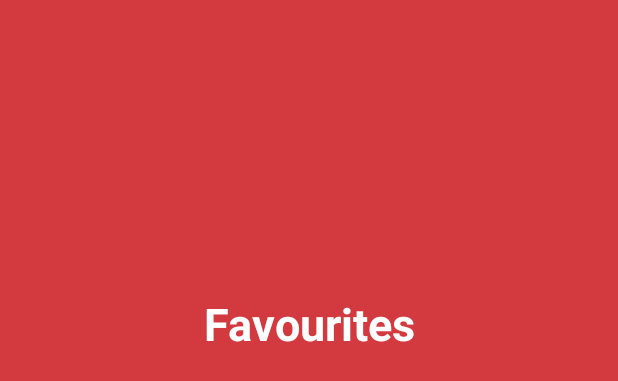
After one commit to inffeldgroup/sw2016, an Android app: the layout activity_favourite.xml on its own in the app's theme, with its tools: preview values and no code run, on a phone screen of 412 x 824 dp. The commit adds this screen. Shown: the top 381 px of the screen. Run offline under Robolectric (Android 15) with nearby library versions, the phone set to English and light mode, and no system bars.

Commit message:
[MxS MaS] Intermediate version of the favourite activity

```diff
--- a/app/src/main/AndroidManifest.xml
+++ b/app/src/main/AndroidManifest.xml
@@ -4,6 +4,7 @@
 
     <!-- Permissions -->
     <uses-permission android:name="android.permission.WRITE_EXTERNAL_STORAGE" />
+    <uses-permission android:name="android.permission.READ_EXTERNAL_STORAGE" />
 
     <application
         android:allowBackup="true"
@@ -18,7 +19,8 @@
                 <category android:name="android.intent.category.LAUNCHER" />
             </intent-filter>
         </activity>
-        <activity android:name=".FullscreenImage"></activity>
+        <activity android:name=".FullscreenImage" />
+        <activity android:name=".FavouriteActivity"></activity>
     </application>
 
 </manifest>
--- /dev/null
+++ b/app/src/main/res/layout/activity_favourite.xml
@@ -0,0 +1,43 @@
+<?xml version="1.0" encoding="utf-8"?>
+<LinearLayout xmlns:android="http://schemas.android.com/apk/res/android"
+    xmlns:tools="http://schemas.android.com/tools"
+    android:layout_width="match_parent"
+    android:layout_height="match_parent"
+    android:orientation="vertical"
+    android:paddingBottom="0dp"
+    android:paddingLeft="0dp"
+    android:paddingRight="0dp"
+    android:paddingTop="0dp"
+    tools:context="at.tugraz.inffeldgroup.dailypic.MainActivity"
+    android:background="@color/dailypic_red">
+
+    <TextView
+        android:id="@+id/textView"
+        android:layout_width="fill_parent"
+        android:layout_height="50dp"
+        android:layout_gravity="center"
+        android:gravity="center_vertical|center_horizontal"
+        android:text="@string/act_favourites_title"
+        android:textAlignment="center"
+        android:textAppearance="?android:attr/textAppearanceLarge"
+        android:textColor="#ffffff"
+        android:textIsSelectable="false"
+        android:textSize="30sp"
+        android:textStyle="bold"
+        android:layout_weight="1" />
+
+        <GridView
+        android:id="@+id/gridView"
+        android:layout_width="fill_parent"
+        android:layout_height="wrap_content"
+        android:layout_margin="5dp"
+        android:columnWidth="100dp"
+        android:drawSelectorOnTop="true"
+        android:gravity="center"
+        android:numColumns="auto_fit"
+        android:stretchMode="columnWidth"
+        android:verticalSpacing="5dp"
+        android:focusable="true"
+        android:clickable="true"
+            android:layout_weight="1" />
+</LinearLayout>
--- a/app/src/main/res/layout/activity_main.xml
+++ b/app/src/main/res/layout/activity_main.xml
@@ -9,7 +9,8 @@
     android:paddingRight="0dp"
     android:paddingTop="0dp"
     tools:context="at.tugraz.inffeldgroup.dailypic.MainActivity"
-    android:orientation="vertical">
+    android:orientation="vertical"
+    android:onClick="favButtonOnClick">
 
     <LinearLayout
         android:orientation="horizontal"
--- a/app/src/main/res/values/strings.xml
+++ b/app/src/main/res/values/strings.xml
@@ -8,4 +8,7 @@
     <string name="act_main_but_delete_desc">Delete Pictures</string>
     <string name="act_main_but_share_desc">Share Pictures</string>
 
+
+    <string name="act_favourites_title">Favourites</string>
+
 </resources>
```
Also changed, not shown: app/src/main/java/at/tugraz/inffeldgroup/dailypic/FavouriteActivity.java (added, +63 -0 lines), app/src/main/java/at/tugraz/inffeldgroup/dailypic/FavouriteGridViewAdapter.java (added, +49 -0 lines), app/src/main/java/at/tugraz/inffeldgroup/dailypic/ImageFetcher.java (+35 -0 lines), app/src/main/java/at/tugraz/inffeldgroup/dailypic/ImageItem.java (added, +20 -0 lines), app/src/main/java/at/tugraz/inffeldgroup/dailypic/MainActivity.java (+5 -2 lines), app/src/main/res/layout/favourite_item.xml (added, +22 -0 lines), 1 other file.
